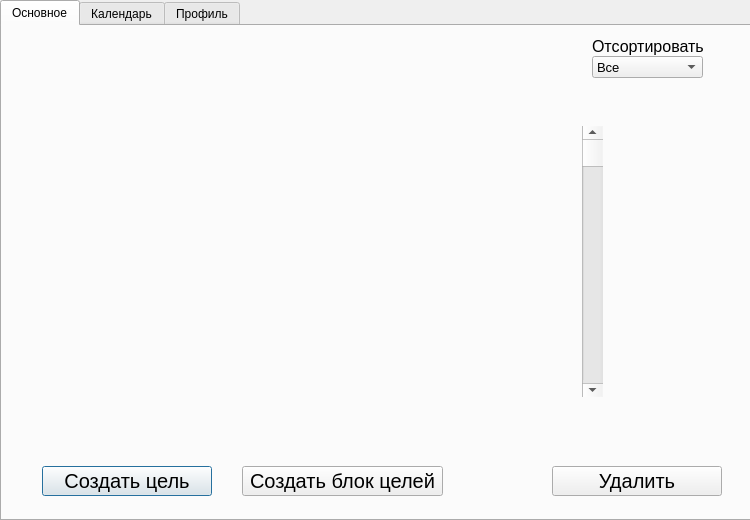
First picture: the form in Designs/main_window.ui, repository Qusdy/YNDX_ProjectsGibalin, before the edit.
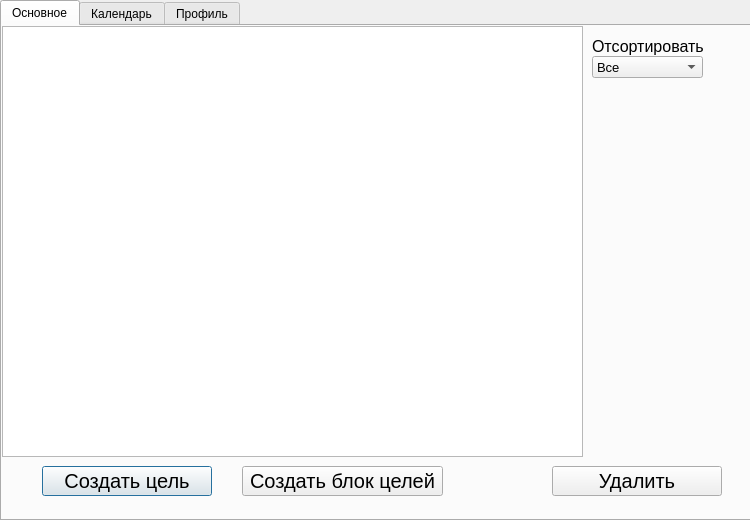
Second picture: the form after the edit. Icons and pictures are not drawn.

Patch:
```diff
--- a/Designs/main_window.ui
+++ b/Designs/main_window.ui
@@ -161,35 +161,14 @@
       <string>Создать блок целей</string>
      </property>
     </widget>
-    <widget class="QWidget" name="verticalLayoutWidget_2">
+    <widget class="QListView" name="goals_listWidget">
      <property name="geometry">
       <rect>
-       <x>10</x>
-       <y>10</y>
-       <width>571</width>
-       <height>421</height>
+       <x>0</x>
+       <y>0</y>
+       <width>581</width>
+       <height>431</height>
       </rect>
-     </property>
-     <layout class="QVBoxLayout" name="goals_layout">
-      <property name="sizeConstraint">
-       <enum>QLayout::SetFixedSize</enum>
-      </property>
-     </layout>
-    </widget>
-    <widget class="QScrollBar" name="scroll_bar">
-     <property name="geometry">
-      <rect>
-       <x>580</x>
-       <y>100</y>
-       <width>21</width>
-       <height>271</height>
-      </rect>
-     </property>
-     <property name="layoutDirection">
-      <enum>Qt::LeftToRight</enum>
-     </property>
-     <property name="orientation">
-      <enum>Qt::Vertical</enum>
      </property>
     </widget>
    </widget>
```
Left out of the diff: 14 changed lines with no effect on the pictures.
